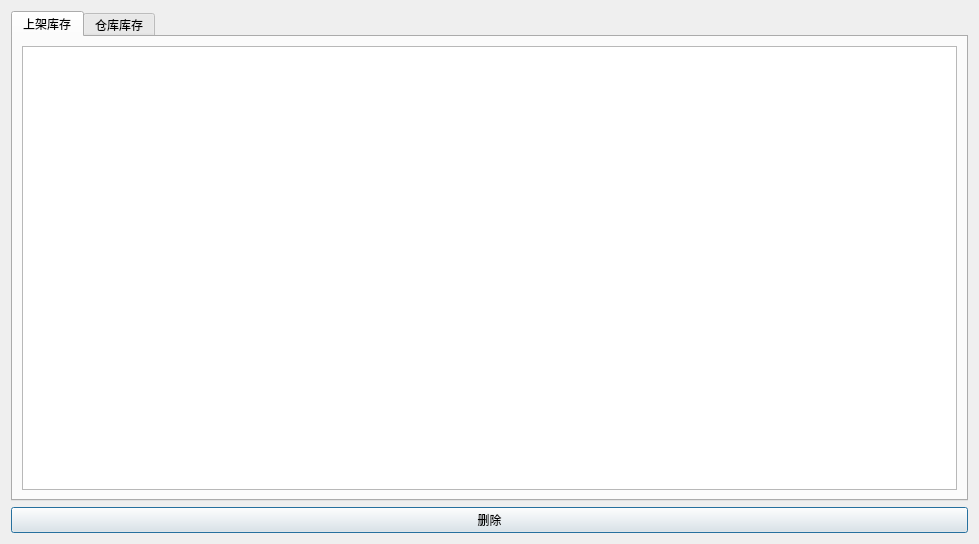
Qt form ui_app/stock_all.ui (live1089/pharmacy_system) before a commit.
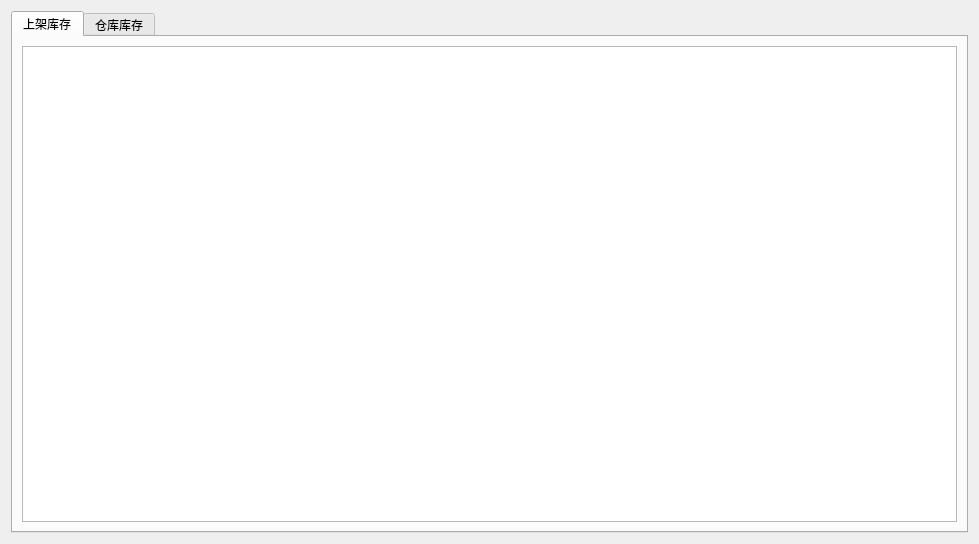
The same form after that commit.

```diff
--- a/ui_app/stock_all.ui
+++ b/ui_app/stock_all.ui
@@ -53,13 +53,6 @@
      </item>
     </layout>
    </item>
-   <item row="1" column="1">
-    <widget class="QPushButton" name="del_row">
-     <property name="text">
-      <string>删除</string>
-     </property>
-    </widget>
-   </item>
   </layout>
  </widget>
  <resources/>
```
Left out of the diff: 2 changed lines with no effect on the pictures.
